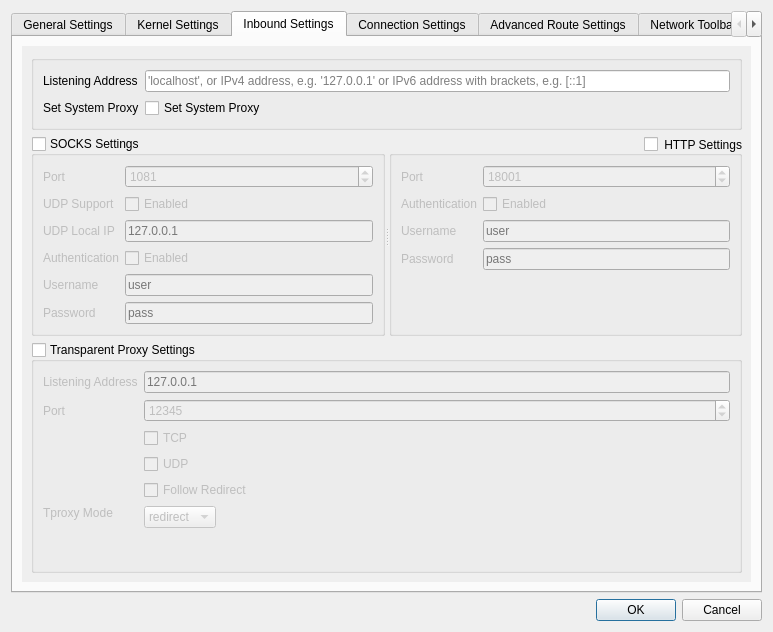
Old version of the form src/ui/w_PreferencesWindow.ui in the repository Qv2ray/Qv2ray.
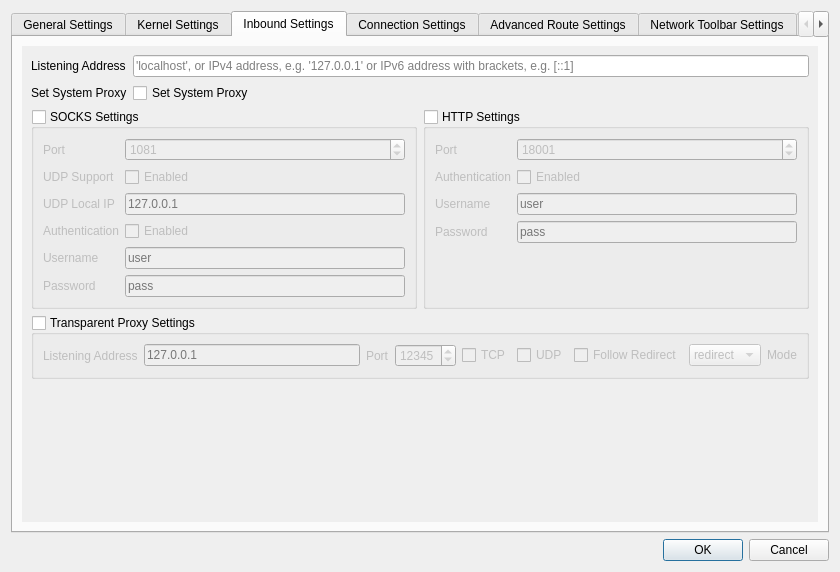
New version of the form. The open tabs and pages were chosen to show the change. Icons and pictures are not drawn.

Commit message: make ui change smaller

The edit to the form file:
```diff
--- a/src/ui/w_PreferencesWindow.ui
+++ b/src/ui/w_PreferencesWindow.ui
@@ -9,28 +9,19 @@
    <rect>
     <x>0</x>
     <y>0</y>
-    <width>773</width>
-    <height>632</height>
+    <width>840</width>
+    <height>572</height>
    </rect>
   </property>
   <property name="windowTitle">
    <string>Preferences</string>
   </property>
-  <property name="layoutDirection">
-   <enum>Qt::LeftToRight</enum>
-  </property>
   <property name="modal">
    <bool>true</bool>
   </property>
   <layout class="QGridLayout" name="gridLayout_4">
    <item row="0" column="0">
     <widget class="QTabWidget" name="tabWidget">
-     <property name="sizePolicy">
-      <sizepolicy hsizetype="MinimumExpanding" vsizetype="MinimumExpanding">
-       <horstretch>0</horstretch>
-       <verstretch>0</verstretch>
-      </sizepolicy>
-     </property>
      <property name="currentIndex">
       <number>0</number>
      </property>
@@ -687,18 +678,9 @@
       <layout class="QGridLayout" name="gridLayout_7">
        <item row="0" column="0">
         <widget class="QScrollArea" name="scrollArea_2">
-         <property name="sizePolicy">
-          <sizepolicy hsizetype="Expanding" vsizetype="Preferred">
-           <horstretch>0</horstretch>
-           <verstretch>0</verstretch>
-          </sizepolicy>
-         </property>
          <property name="frameShape">
           <enum>QFrame::NoFrame</enum>
          </property>
-         <property name="sizeAdjustPolicy">
-          <enum>QAbstractScrollArea::AdjustIgnored</enum>
-         </property>
          <property name="widgetResizable">
           <bool>true</bool>
          </property>
@@ -706,24 +688,14 @@
           <property name="geometry">
            <rect>
             <x>0</x>
-            <y>-49</y>
-            <width>720</width>
-            <height>582</height>
+            <y>0</y>
+            <width>808</width>
+            <height>473</height>
            </rect>
           </property>
-          <property name="sizePolicy">
-           <sizepolicy hsizetype="Expanding" vsizetype="Expanding">
-            <horstretch>0</horstretch>
-            <verstretch>0</verstretch>
-           </sizepolicy>
-          </property>
           <layout class="QVBoxLayout" name="verticalLayout_2">
            <item>
-            <widget class="QGroupBox" name="groupBox_2">
-             <property name="title">
-              <string/>
-             </property>
-             <layout class="QFormLayout" name="formLayout_11">
+            <layout class="QFormLayout" name="formLayout_4">
               <item row="0" column="0">
                <widget class="QLabel" name="label_22">
                 <property name="text">
@@ -753,20 +725,11 @@
                </widget>
               </item>
              </layout>
-            </widget>
            </item>
            <item>
-            <widget class="QSplitter" name="splitter">
-             <property name="orientation">
-              <enum>Qt::Horizontal</enum>
-             </property>
+            <layout class="QGridLayout" name="gridLayout_11">
+             <item row="0" column="0">
              <widget class="QGroupBox" name="socksGroupBox">
-              <property name="sizePolicy">
-               <sizepolicy hsizetype="Maximum" vsizetype="Maximum">
-                <horstretch>0</horstretch>
-                <verstretch>0</verstretch>
-               </sizepolicy>
-              </property>
               <property name="title">
                <string>SOCKS Settings</string>
               </property>
@@ -776,7 +739,7 @@
               <property name="checked">
                <bool>false</bool>
               </property>
-              <layout class="QFormLayout" name="formLayout_4">
+               <layout class="QFormLayout" name="formLayout_2">
                <item row="0" column="0">
                 <widget class="QLabel" name="label_4">
                  <property name="text">
@@ -869,29 +832,19 @@
                </item>
               </layout>
              </widget>
+             </item>
+             <item row="0" column="1">
              <widget class="QGroupBox" name="httpGroupBox">
-              <property name="sizePolicy">
-               <sizepolicy hsizetype="Preferred" vsizetype="Preferred">
-                <horstretch>0</horstretch>
-                <verstretch>0</verstretch>
-               </sizepolicy>
-              </property>
-              <property name="layoutDirection">
-               <enum>Qt::LeftToRight</enum>
-              </property>
               <property name="title">
                <string>HTTP Settings</string>
               </property>
-              <property name="alignment">
-               <set>Qt::AlignRight|Qt::AlignTrailing|Qt::AlignVCenter</set>
-              </property>
               <property name="checkable">
                <bool>true</bool>
               </property>
               <property name="checked">
                <bool>false</bool>
               </property>
-              <layout class="QFormLayout" name="formLayout_2">
+               <layout class="QFormLayout" name="formLayout_7">
                <item row="0" column="0">
                 <widget class="QLabel" name="label_3">
                  <property name="text">
@@ -956,16 +909,11 @@
                </item>
               </layout>
              </widget>
-            </widget>
+             </item>
+            </layout>
            </item>
            <item>
             <widget class="QGroupBox" name="tproxGroupBox">
-             <property name="sizePolicy">
-              <sizepolicy hsizetype="Expanding" vsizetype="Expanding">
-               <horstretch>0</horstretch>
-               <verstretch>0</verstretch>
-              </sizepolicy>
-             </property>
              <property name="title">
               <string>Transparent Proxy Settings</string>
              </property>
@@ -975,29 +923,31 @@
              <property name="checked">
               <bool>false</bool>
              </property>
-             <layout class="QFormLayout" name="formLayout_7">
-              <item row="0" column="0">
+             <layout class="QVBoxLayout" name="verticalLayout_11" stretch="0">
+              <item>
+               <layout class="QHBoxLayout" name="horizontalLayout">
+                <item>
                <widget class="QLabel" name="label_73">
                 <property name="text">
                  <string>Listening Address</string>
                 </property>
                </widget>
               </item>
-              <item row="0" column="1">
+                <item>
                <widget class="QLineEdit" name="tproxyListenAddr">
                 <property name="placeholderText">
                  <string>127.0.0.1</string>
                 </property>
                </widget>
               </item>
-              <item row="1" column="0">
+                <item>
                <widget class="QLabel" name="label_77">
                 <property name="text">
                  <string>Port</string>
                 </property>
                </widget>
               </item>
-              <item row="1" column="1">
+                <item>
                <widget class="QSpinBox" name="tProxyPort">
                 <property name="minimum">
                  <number>1</number>
@@ -1010,41 +960,28 @@
                 </property>
                </widget>
               </item>
-              <item row="2" column="1">
+                <item>
                <widget class="QCheckBox" name="tproxyEnableTCP">
                 <property name="text">
                  <string>TCP</string>
                 </property>
                </widget>
               </item>
-              <item row="3" column="1">
+                <item>
                <widget class="QCheckBox" name="tproxyEnableUDP">
                 <property name="text">
                  <string>UDP</string>
                 </property>
                </widget>
               </item>
-              <item row="4" column="1">
+                <item>
                <widget class="QCheckBox" name="tproxyFollowRedirect">
                 <property name="text">
                  <string>Follow Redirect</string>
                 </property>
                </widget>
               </item>
-              <item row="5" column="0">
-               <widget class="QLabel" name="label_78">
-                <property name="sizePolicy">
-                 <sizepolicy hsizetype="Fixed" vsizetype="Fixed">
-                  <horstretch>0</horstretch>
-                  <verstretch>0</verstretch>
-                 </sizepolicy>
-                </property>
-                <property name="text">
-                 <string>Tproxy Mode</string>
-                </property>
-               </widget>
-              </item>
-              <item row="5" column="1">
+                <item>
                <widget class="QComboBox" name="tproxyMode">
                 <property name="sizePolicy">
                  <sizepolicy hsizetype="Fixed" vsizetype="Fixed">
@@ -1064,9 +1001,37 @@
                 </item>
                </widget>
               </item>
-             </layout>
+                <item>
+                 <widget class="QLabel" name="label_78">
+                  <property name="sizePolicy">
+                   <sizepolicy hsizetype="Fixed" vsizetype="Fixed">
+                    <horstretch>0</horstretch>
+                    <verstretch>0</verstretch>
+                   </sizepolicy>
+                  </property>
+                  <property name="text">
+                   <string>Mode</string>
+                  </property>
+                 </widget>
+                </item>
+               </layout>
+              </item>
+             </layout>
             </widget>
            </item>
+           <item>
+            <spacer name="verticalSpacer_10">
+             <property name="orientation">
+              <enum>Qt::Vertical</enum>
+             </property>
+             <property name="sizeHint" stdset="0">
+              <size>
+               <width>20</width>
+               <height>40</height>
+              </size>
+             </property>
+            </spacer>
+           </item>
           </layout>
          </widget>
         </widget>
@@ -1974,7 +1939,7 @@
      </widget>
     </widget>
    </item>
-   <item row="1" column="0">
+   <item row="2" column="0">
     <widget class="QDialogButtonBox" name="buttonBox">
      <property name="orientation">
       <enum>Qt::Horizontal</enum>
```
Left out of the diff: 239 changed lines with no effect on the pictures. Lines whose indentation alone changed are shown as unchanged. The commit also changes 1 other file.
